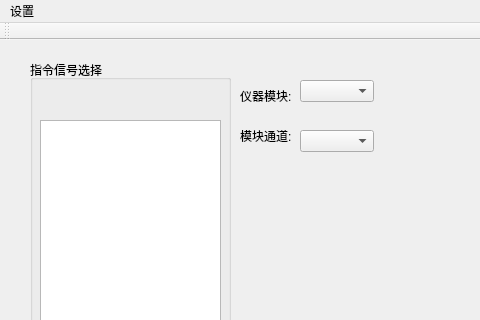
This is cmdsimmw.ui in CarnationTL/cmd_sim as Qt 5 draws it before an edit; both pictures show x 0 to 480 and y 0 to 320 of the 809 by 578 pixel window. The edited form follows.
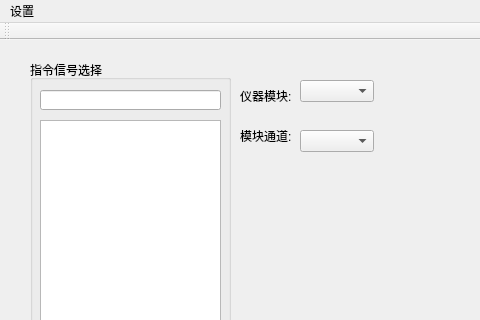
This is the edited form.

What changed in the file:
```diff
--- a/cmdsimmw.ui
+++ b/cmdsimmw.ui
@@ -106,6 +106,16 @@
       <string notr="true">font: 9pt &quot;微软雅黑&quot;;</string>
      </property>
     </widget>
+    <widget class="QLineEdit" name="edit_search">
+     <property name="geometry">
+      <rect>
+       <x>10</x>
+       <y>30</y>
+       <width>181</width>
+       <height>20</height>
+      </rect>
+     </property>
+    </widget>
    </widget>
    <widget class="QWidget" name="layoutWidget">
     <property name="geometry">
```
